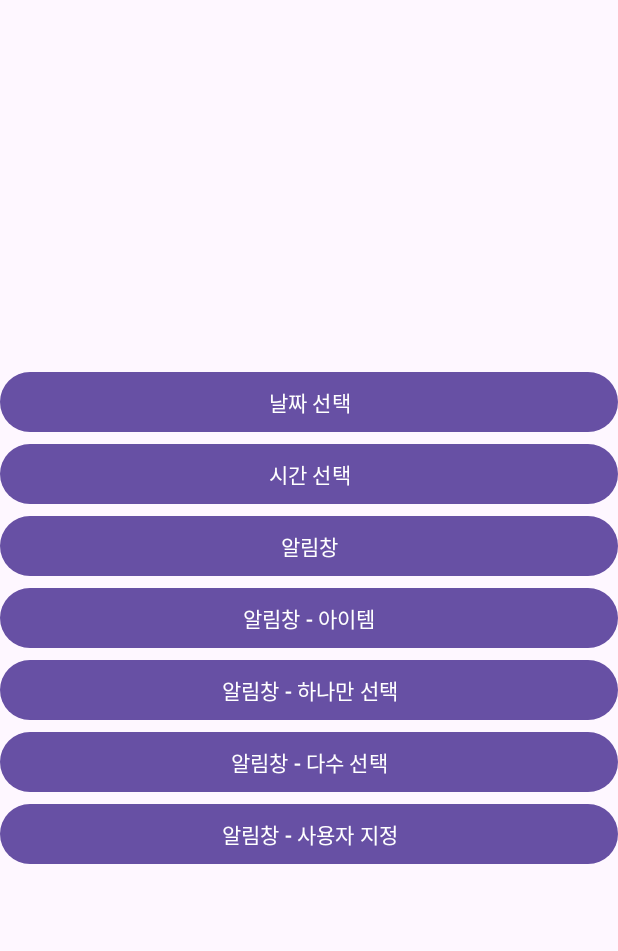
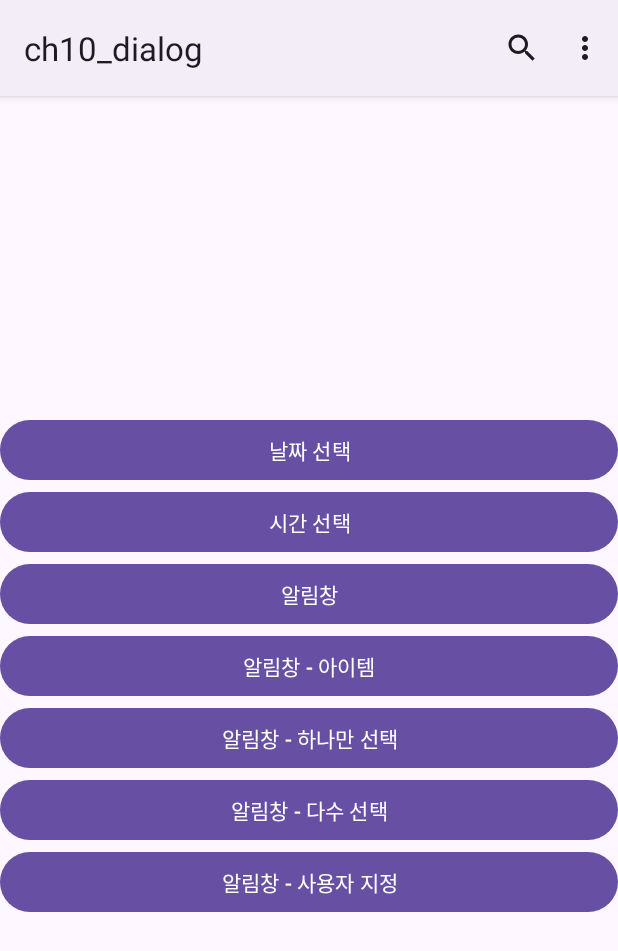
Before and after one commit to dona0123/Kotlin-practice, an Android app: the screen it shows after launch (MainActivity), on a phone screen of 412 x 824 dp. Shown: the top 951 px of the screen. Run offline under Robolectric (Android 15) with nearby library versions, the phone set to English and light mode, and no system bars.

Commit message:
[240408] ch10, ch11 Study

```diff
--- /dev/null
+++ b/ch10_dialog/src/main/res/menu/menu_navigation.xml
@@ -0,0 +1,22 @@
+<?xml version="1.0" encoding="utf-8"?>
+<menu xmlns:android="http://schemas.android.com/apk/res/android"
+    xmlns:app="http://schemas.android.com/apk/res-auto">
+    <item
+        android:id="@+id/menu_search"
+        android:title="search"
+        app:actionViewClass="androidx.appcompat.widget.SearchView"
+        app:showAsAction="always"/>
+    <item
+        android:id="@+id/item1"
+        android:title="아이템1"/>
+    <item
+        android:id="@+id/item2"
+        android:title="아이템2"/>
+    <item
+        android:id="@+id/item3"
+        android:title="아이템3"/>
+    <item
+        android:id="@+id/item4"
+        android:title="아이템4"/>
+
+</menu>
--- a/ch10_dialog/src/main/res/values/themes.xml
+++ b/ch10_dialog/src/main/res/values/themes.xml
@@ -1,6 +1,6 @@
 <resources xmlns:tools="http://schemas.android.com/tools">
     <!-- Base application theme. -->
-    <style name="Base.Theme.MyApplication" parent="Theme.Material3.DayNight.NoActionBar">
+    <style name="Base.Theme.MyApplication" parent="Theme.Material3.DayNight">
         <!-- Customize your light theme here. -->
         <!-- <item name="colorPrimary">@color/my_light_primary</item> -->
     </style>
```
Also changed, not shown: ch10_dialog/src/main/java/com/example/ch10_dialog/MainActivity.kt (+86 -3 lines), ch10_dialog/src/main/res/layout/dialog_custom.xml (added, +34 -0 lines).
